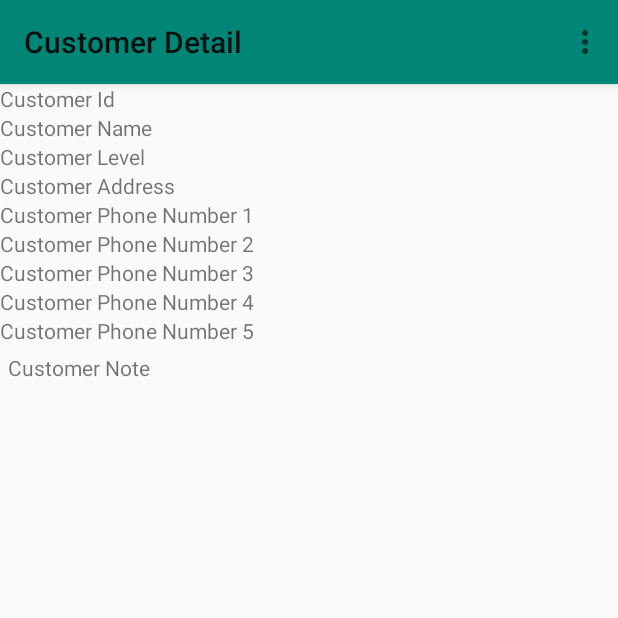
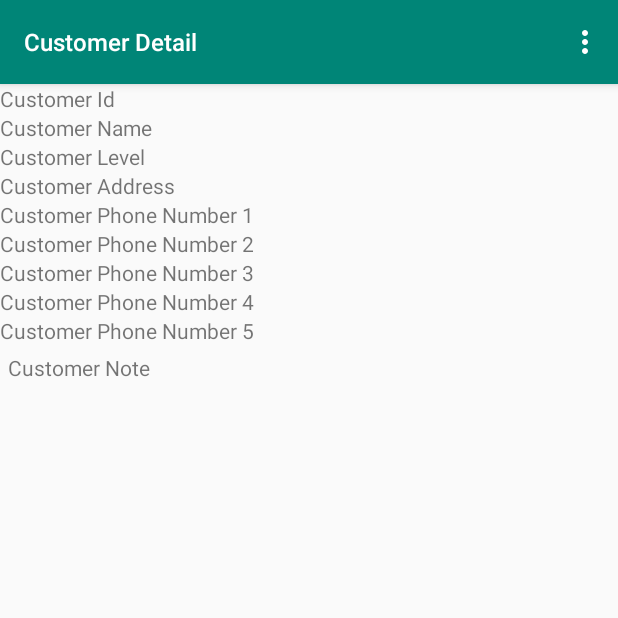
Before and after one commit to hlamyatthuzarnwe/Pharmacy, an Android app: the CustomerDetailActivity screen opened directly, with no data from a screen before it, on a phone screen of 412 x 824 dp, the top half of it. Run offline under Robolectric (Android 15) with nearby library versions, the phone set to English and light mode, and no system bars; our stand-ins replace ButterKnife; libraries missing offline, so code that uses them is left out: io.realm; 1 statement that could not run was skipped.

Commit message:
20.6.2019 change toolbar theme

```diff
--- a/app/src/main/res/layout/toolbar.xml
+++ b/app/src/main/res/layout/toolbar.xml
@@ -3,9 +3,11 @@
     android:id="@+id/toolbar"
     android:layout_width="match_parent"
     android:layout_height="?attr/actionBarSize"
-    android:background="?attr/colorPrimary"
     android:fitsSystemWindows="true"
     android:minHeight="?attr/actionBarSize"
-    app:popupTheme="@style/AppTheme.PopupOverlay"
+    android:background="@color/colorPrimary"
+    app:theme="@style/ThemeOverlay.AppCompat.Dark.ActionBar"
+    app:popupTheme="@style/ThemeOverlay.AppCompat.Light"
+    app:titleTextAppearance="@style/Toolbar.TitleText"
     xmlns:android="http://schemas.android.com/apk/res/android"
     xmlns:app="http://schemas.android.com/apk/res-auto" />
--- a/app/src/main/res/values/styles.xml
+++ b/app/src/main/res/values/styles.xml
@@ -8,6 +8,10 @@
         <item name="colorAccent">@color/colorAccent</item>
     </style>
 
+    <style name="Toolbar.TitleText" parent="TextAppearance.Widget.AppCompat.Toolbar.Title">
+        <item name="android:textSize">16sp</item>
+    </style>
+
     <style name="AppTheme.PopupOverlay"></style>
 
     <style name="AppTheme.AppBarOverlay"></style>
```
Also changed, not shown: app/src/main/res/values/colors.xml (+30 -0 lines).
